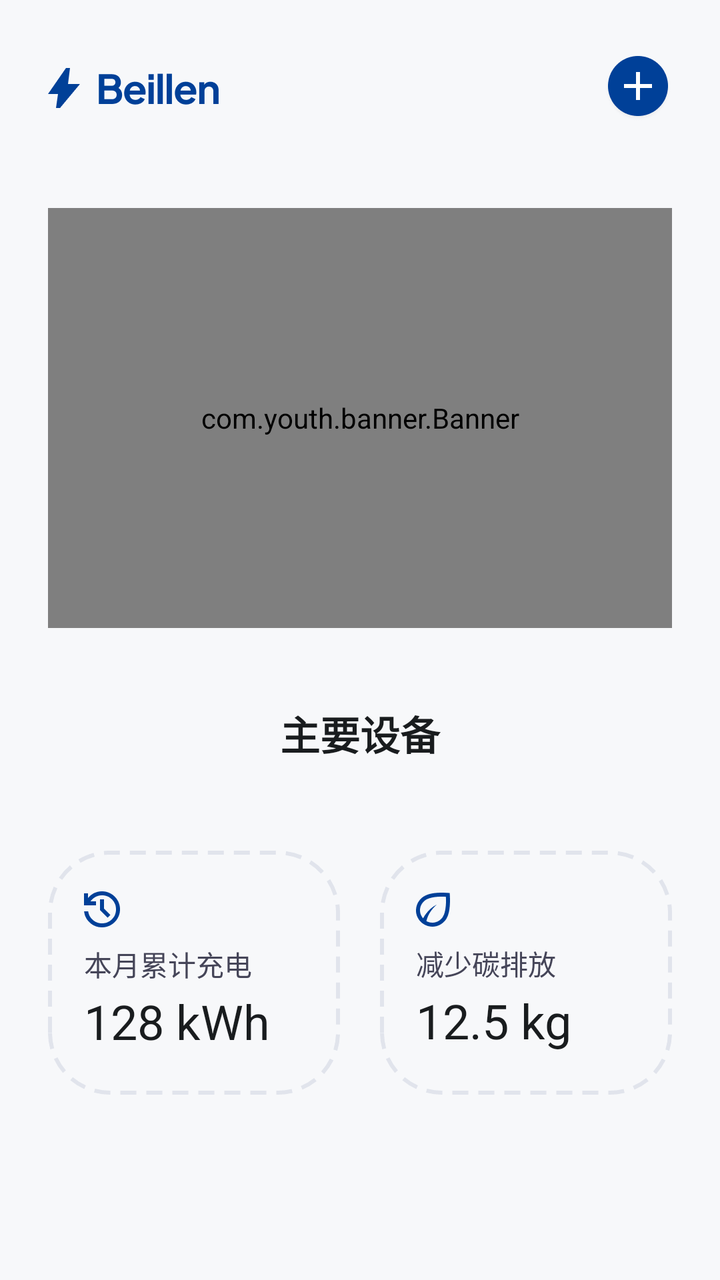
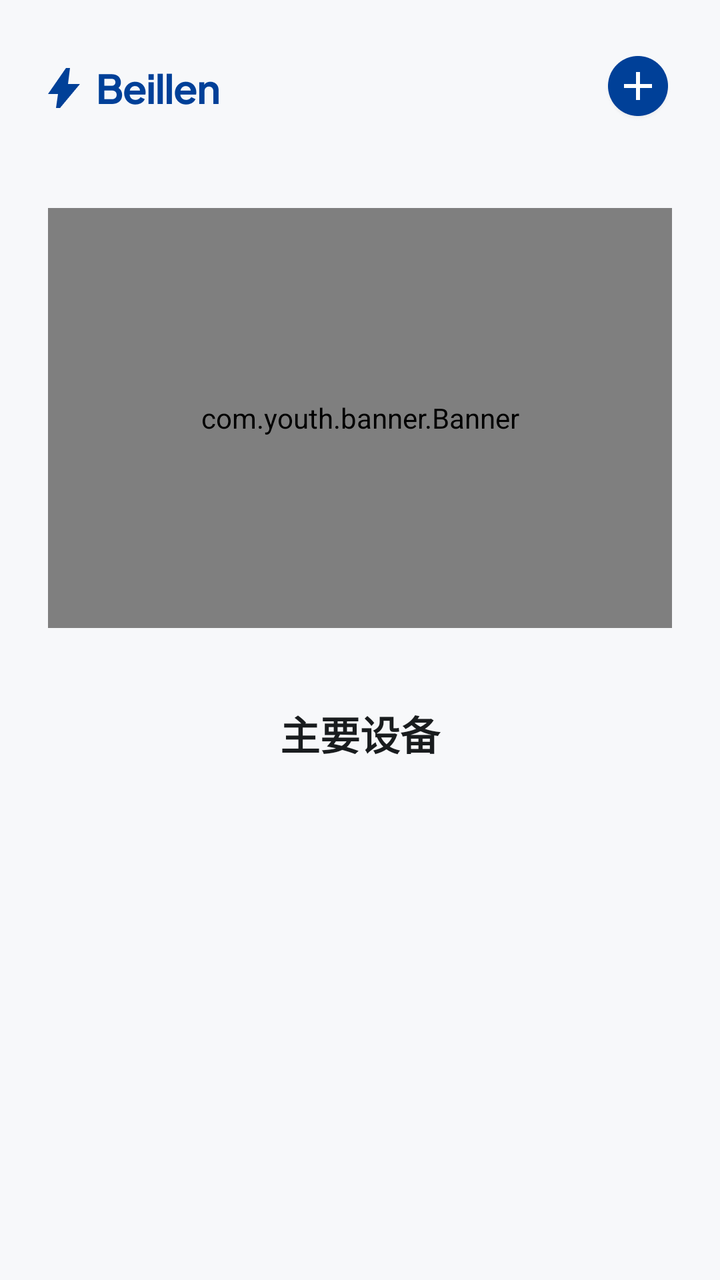

Compare the two renders of this Android layout. The source of the first and the diff that turns it into the second are given below.
<!-- AndroidManifest.xml: application theme AppTheme -->
<!-- res/layout/home_fragment.xml -->
<?xml version="1.0" encoding="utf-8"?>
<androidx.core.widget.NestedScrollView xmlns:android="http://schemas.android.com/apk/res/android"
        xmlns:app="http://schemas.android.com/apk/res-auto"
        xmlns:tools="http://schemas.android.com/tools"
        android:layout_width="match_parent"
        android:layout_height="match_parent"
        android:background="@color/color_f7f8fa"
        android:clipToPadding="false"
        android:fillViewport="true"
        android:overScrollMode="never"
        tools:context=".app.fragment.HomeFragment">

    <LinearLayout
            android:layout_width="match_parent"
            android:layout_height="wrap_content"
            android:orientation="vertical"
            android:paddingStart="24dp"
            android:paddingTop="18dp"
            android:paddingEnd="24dp"
            android:paddingBottom="24dp">

        <FrameLayout
                android:layout_width="match_parent"
                android:layout_height="52dp">

            <ImageView
                    android:layout_width="86dp"
                    android:layout_height="28dp"
                    android:layout_gravity="center_vertical|start"
                    android:contentDescription="@null"
                    android:scaleType="fitStart"
                    android:src="@mipmap/ic_brand_beilien_logo" />

            <ImageView
                    android:id="@+id/button_add_device"
                    android:layout_width="wrap_content"
                    android:layout_height="wrap_content"
                    android:layout_gravity="center_vertical|end"
                    android:background="@android:color/transparent"
                    android:clickable="true"
                    android:focusable="true"
                    android:src="@mipmap/ic_common_add_filled" />
        </FrameLayout>

        <com.youth.banner.Banner
                android:id="@+id/banner_home"
                android:layout_width="match_parent"
                android:layout_height="210dp"
                android:layout_marginTop="34dp"
                android:background="@drawable/bg_home_banner"
                android:clipToOutline="true" />

        <TextView
                android:layout_width="match_parent"
                android:layout_height="wrap_content"
                android:layout_marginTop="38dp"
                android:gravity="center"
                android:text="@string/home_primary_devices"
                android:textColor="@color/color_191c1e"
                android:textSize="20sp"
                android:textStyle="bold" />

        <androidx.recyclerview.widget.RecyclerView
                android:id="@+id/recycler_devices"
                android:layout_width="match_parent"
                android:layout_height="wrap_content"
                android:layout_marginTop="24dp"
                android:nestedScrollingEnabled="false"
                android:overScrollMode="never"
                tools:itemCount="2"
                tools:listitem="@layout/item_home_device" />

        <LinearLayout
                android:layout_width="match_parent"
                android:layout_height="122dp"
                android:layout_marginTop="20dp"
                android:orientation="horizontal">

            <LinearLayout
                    android:layout_width="0dp"
                    android:layout_height="match_parent"
                    android:layout_marginEnd="10dp"
                    android:layout_weight="1"
                    android:background="@drawable/bg_home_dashed_card"
                    android:gravity="center_vertical"
                    android:orientation="vertical"
                    android:padding="18dp">

                <ImageView
                        android:layout_width="wrap_content"
                        android:layout_height="wrap_content"
                        android:contentDescription="@null"
                        android:src="@mipmap/ic_common_history" />

                <TextView
                        android:layout_width="wrap_content"
                        android:layout_height="wrap_content"
                        android:layout_marginTop="8dp"
                        android:text="@string/home_monthly_charge"
                        android:textColor="@color/color_454558"
                        android:textSize="14sp" />

                <TextView
                        android:layout_width="wrap_content"
                        android:layout_height="wrap_content"
                        android:layout_marginTop="2dp"
                        android:text="@string/home_monthly_charge_value"
                        android:textColor="@color/color_191c1e"
                        android:textSize="24sp" />
            </LinearLayout>

            <LinearLayout
                    android:layout_width="0dp"
                    android:layout_height="match_parent"
                    android:layout_marginStart="10dp"
                    android:layout_weight="1"
                    android:background="@drawable/bg_home_dashed_card"
                    android:gravity="center_vertical"
                    android:orientation="vertical"
                    android:padding="18dp">

                <ImageView
                        android:layout_width="wrap_content"
                        android:layout_height="wrap_content"
                        android:contentDescription="@null"
                        android:src="@mipmap/ic_common_compass" />

                <TextView
                        android:layout_width="wrap_content"
                        android:layout_height="wrap_content"
                        android:layout_marginTop="8dp"
                        android:text="@string/home_carbon_reduction"
                        android:textColor="@color/color_454558"
                        android:textSize="14sp" />

                <TextView
                        android:layout_width="wrap_content"
                        android:layout_height="wrap_content"
                        android:layout_marginTop="2dp"
                        android:text="@string/home_carbon_reduction_value"
                        android:textColor="@color/color_191c1e"
                        android:textSize="24sp" />
            </LinearLayout>
        </LinearLayout>
    </LinearLayout>
</androidx.core.widget.NestedScrollView>
<!-- res/layout/item_home_device.xml (included above) -->
<?xml version="1.0" encoding="utf-8"?>
<LinearLayout xmlns:android="http://schemas.android.com/apk/res/android"
        android:layout_width="match_parent"
        android:layout_height="170dp"
        android:layout_marginBottom="20dp"
        android:background="@drawable/bg_home_card"
        android:elevation="2dp"
        android:orientation="vertical"
        android:paddingStart="18dp"
        android:paddingTop="20dp"
        android:paddingEnd="18dp">

    <LinearLayout
            android:layout_width="match_parent"
            android:layout_height="0dp"
            android:layout_weight="1"
            android:gravity="center_vertical"
            android:orientation="horizontal">

        <ImageView
                android:id="@+id/image_device"
                android:layout_width="82dp"
                android:layout_height="70dp"
                android:contentDescription="@null"
                android:scaleType="centerInside" />

        <LinearLayout
                android:layout_width="0dp"
                android:layout_height="wrap_content"
                android:layout_marginStart="18dp"
                android:layout_weight="1"
                android:orientation="vertical">

            <TextView
                    android:id="@+id/text_device_name"
                    android:layout_width="wrap_content"
                    android:layout_height="wrap_content"
                    android:textColor="@color/color_191c1e"
                    android:textSize="20sp" />

            <TextView
                    android:id="@+id/text_device_desc"
                    android:layout_width="wrap_content"
                    android:layout_height="wrap_content"
                    android:layout_marginTop="6dp"
                    android:textColor="@color/color_454558"
                    android:textSize="16sp" />
        </LinearLayout>

        <LinearLayout
                android:layout_width="wrap_content"
                android:layout_height="wrap_content"
                android:gravity="center_vertical"
                android:orientation="horizontal">

            <ImageView
                    android:layout_width="13dp"
                    android:layout_height="18dp"
                    android:contentDescription="@null"
                    android:src="@mipmap/ic_common_lightning_slanted" />

            <TextView
                    android:id="@+id/text_device_power"
                    android:layout_width="wrap_content"
                    android:layout_height="wrap_content"
                    android:layout_marginStart="4dp"
                    android:textColor="@color/color_004098"
                    android:textSize="22sp"
                    android:textStyle="bold" />
        </LinearLayout>
    </LinearLayout>

    <View
            android:layout_width="match_parent"
            android:layout_height="1dp"
            android:background="@color/color_eceef3" />

    <LinearLayout
            android:layout_width="match_parent"
            android:layout_height="50dp"
            android:gravity="center_vertical"
            android:orientation="horizontal">

        <ImageView
                android:layout_width="13dp"
                android:layout_height="15dp"
                android:contentDescription="@null"
                android:src="@mipmap/ic_home_bluetooth" />

        <TextView
                android:id="@+id/text_device_status"
                android:layout_width="0dp"
                android:layout_height="wrap_content"
                android:layout_marginStart="8dp"
                android:layout_weight="1"
                android:textColor="@color/color_454558"
                android:textSize="16sp" />

        <TextView
                android:layout_width="wrap_content"
                android:layout_height="wrap_content"
                android:text="@string/home_device_arrow"
                android:textColor="@color/color_c9cce0"
                android:textSize="32sp" />
    </LinearLayout>
</LinearLayout>
<!-- resources referenced by this layout -->
<resources>
  <color name="color_004098">#004098</color>
  <color name="color_191c1e">#191C1E</color>
  <color name="color_454558">#454558</color>
  <color name="color_c9cce0">#C9CCE0</color>
  <color name="color_eceef3">#ECEEF3</color>
  <color name="color_f7f8fa">#F7F8FA</color>
  <!-- drawable bg_home_banner (drawable) -->
  <shape xmlns:android="http://schemas.android.com/apk/res/android"
          android:shape="rectangle">
      <solid android:color="#E8E9EC" />
      <corners android:radius="36dp" />
  </shape>
  <!-- drawable bg_home_card (drawable) -->
  <shape xmlns:android="http://schemas.android.com/apk/res/android"
          android:shape="rectangle">
      <solid android:color="@color/color_ffffff" />
      <stroke
              android:width="1dp"
              android:color="#C5C4DB" />
      <corners android:radius="30dp" />
  </shape>
  <!-- drawable bg_home_dashed_card (drawable) -->
  <shape xmlns:android="http://schemas.android.com/apk/res/android"
          android:shape="rectangle">
      <solid android:color="@android:color/transparent" />
      <stroke
              android:width="2dp"
              android:color="@color/color_e1e4ec"
              android:dashWidth="8dp"
              android:dashGap="5dp" />
      <corners android:radius="30dp" />
  </shape>
  <!-- mipmap ic_brand_beilien_logo: png bitmap (mipmap-xxhdpi, 2992 bytes) -->
  <!-- mipmap ic_common_add_filled: png bitmap (mipmap-xxhdpi, 3488 bytes) -->
  <!-- mipmap ic_common_compass: png bitmap (mipmap-xxhdpi, 1289 bytes) -->
  <!-- mipmap ic_common_history: png bitmap (mipmap-xxhdpi, 1299 bytes) -->
  <!-- mipmap ic_common_lightning_slanted: png bitmap (mipmap-xxhdpi, 829 bytes) -->
  <!-- mipmap ic_home_bluetooth: png bitmap (mipmap-xxhdpi, 798 bytes) -->
  <string name="home_carbon_reduction">减少碳排放</string>
  <string name="home_carbon_reduction_value">12.5 kg</string>
  <string name="home_device_arrow">›</string>
  <string name="home_monthly_charge">本月累计充电</string>
  <string name="home_monthly_charge_value">128 kWh</string>
  <string name="home_primary_devices">主要设备</string>
  <style name="AppTheme" parent="Theme.AppCompat.Light.NoActionBar">
          
          <item name="colorPrimary">@color/color_008577</item>
          <item name="colorPrimaryDark">@color/color_00574b</item>
          <item name="colorAccent">@color/color_d81b60</item>
      </style>
  <color name="color_ffffff">#FFFFFF</color>
  <color name="color_e1e4ec">#E1E4EC</color>
  <color name="color_008577">#008577</color>
  <color name="color_00574b">#00574B</color>
  <color name="color_d81b60">#D81B60</color>
</resources>

<!-- the commit's change to res/layout/home_fragment.xml (unified diff, before → after) -->
@@ -69,79 +69,6 @@
                 android:overScrollMode="never"
                 tools:itemCount="2"
                 tools:listitem="@layout/item_home_device" />
-
-        <LinearLayout
-                android:layout_width="match_parent"
-                android:layout_height="122dp"
-                android:layout_marginTop="20dp"
-                android:orientation="horizontal">
-
-            <LinearLayout
-                    android:layout_width="0dp"
-                    android:layout_height="match_parent"
-                    android:layout_marginEnd="10dp"
-                    android:layout_weight="1"
-                    android:background="@drawable/bg_home_dashed_card"
-                    android:gravity="center_vertical"
-                    android:orientation="vertical"
-                    android:padding="18dp">
-
-                <ImageView
-                        android:layout_width="wrap_content"
-                        android:layout_height="wrap_content"
-                        android:contentDescription="@null"
-                        android:src="@mipmap/ic_common_history" />
-
-                <TextView
-                        android:layout_width="wrap_content"
-                        android:layout_height="wrap_content"
-                        android:layout_marginTop="8dp"
-                        android:text="@string/home_monthly_charge"
-                        android:textColor="@color/color_454558"
-                        android:textSize="14sp" />
-
-                <TextView
-                        android:layout_width="wrap_content"
-                        android:layout_height="wrap_content"
-                        android:layout_marginTop="2dp"
-                        android:text="@string/home_monthly_charge_value"
-                        android:textColor="@color/color_191c1e"
-                        android:textSize="24sp" />
-            </LinearLayout>
-
-            <LinearLayout
-                    android:layout_width="0dp"
-                    android:layout_height="match_parent"
-                    android:layout_marginStart="10dp"
-                    android:layout_weight="1"
-                    android:background="@drawable/bg_home_dashed_card"
-                    android:gravity="center_vertical"
-                    android:orientation="vertical"
-                    android:padding="18dp">
-
-                <ImageView
-                        android:layout_width="wrap_content"
-                        android:layout_height="wrap_content"
-                        android:contentDescription="@null"
-                        android:src="@mipmap/ic_common_compass" />
-
-                <TextView
-                        android:layout_width="wrap_content"
-                        android:layout_height="wrap_content"
-                        android:layout_marginTop="8dp"
-                        android:text="@string/home_carbon_reduction"
-                        android:textColor="@color/color_454558"
-                        android:textSize="14sp" />
-
-                <TextView
-                        android:layout_width="wrap_content"
-                        android:layout_height="wrap_content"
-                        android:layout_marginTop="2dp"
-                        android:text="@string/home_carbon_reduction_value"
-                        android:textColor="@color/color_191c1e"
-                        android:textSize="24sp" />
-            </LinearLayout>
-        </LinearLayout>
     </LinearLayout>
 </androidx.core.widget.NestedScrollView>
 <!-- res/layout/item_home_device.xml (included above) -->
@@ -151,7 +78,6 @@
         android:layout_height="170dp"
         android:layout_marginBottom="20dp"
         android:background="@drawable/bg_home_card"
-        android:elevation="2dp"
         android:orientation="vertical"
         android:paddingStart="18dp"
         android:paddingTop="20dp"
<!-- resource entries referenced after the edit -->
@@ -21,28 +21,11 @@
               android:color="#C5C4DB" />
       <corners android:radius="30dp" />
   </shape>
-  <!-- drawable bg_home_dashed_card (drawable) -->
-  <shape xmlns:android="http://schemas.android.com/apk/res/android"
-          android:shape="rectangle">
-      <solid android:color="@android:color/transparent" />
-      <stroke
-              android:width="2dp"
-              android:color="@color/color_e1e4ec"
-              android:dashWidth="8dp"
-              android:dashGap="5dp" />
-      <corners android:radius="30dp" />
-  </shape>
   <!-- mipmap ic_brand_beilien_logo: png bitmap (mipmap-xxhdpi, 2992 bytes) -->
   <!-- mipmap ic_common_add_filled: png bitmap (mipmap-xxhdpi, 3488 bytes) -->
-  <!-- mipmap ic_common_compass: png bitmap (mipmap-xxhdpi, 1289 bytes) -->
-  <!-- mipmap ic_common_history: png bitmap (mipmap-xxhdpi, 1299 bytes) -->
   <!-- mipmap ic_common_lightning_slanted: png bitmap (mipmap-xxhdpi, 829 bytes) -->
   <!-- mipmap ic_home_bluetooth: png bitmap (mipmap-xxhdpi, 798 bytes) -->
-  <string name="home_carbon_reduction">减少碳排放</string>
-  <string name="home_carbon_reduction_value">12.5 kg</string>
   <string name="home_device_arrow">›</string>
-  <string name="home_monthly_charge">本月累计充电</string>
-  <string name="home_monthly_charge_value">128 kWh</string>
   <string name="home_primary_devices">主要设备</string>
   <style name="AppTheme" parent="Theme.AppCompat.Light.NoActionBar">
           
@@ -51,7 +34,6 @@
           <item name="colorAccent">@color/color_d81b60</item>
       </style>
   <color name="color_ffffff">#FFFFFF</color>
-  <color name="color_e1e4ec">#E1E4EC</color>
   <color name="color_008577">#008577</color>
   <color name="color_00574b">#00574B</color>
   <color name="color_d81b60">#D81B60</color>
